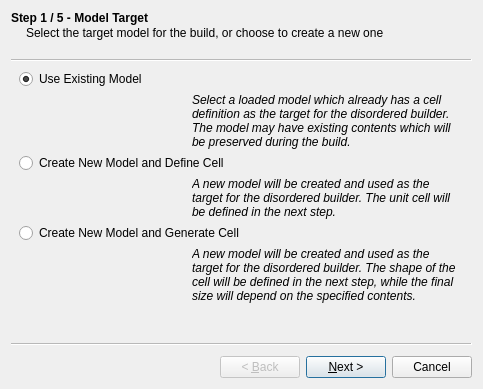
The window that branches/nugui/src/gui/disorderwizard.ui (trisyoungs/aten) describes before a commit, drawn with Qt 5.
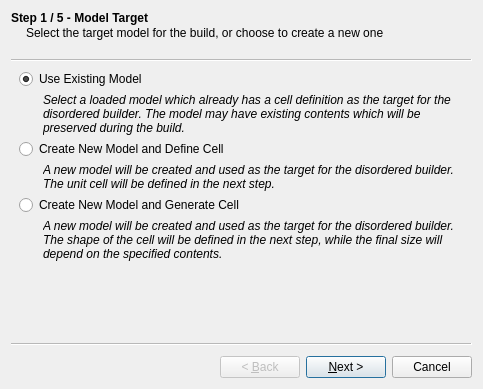
The same window after the commit. Icons and pictures are not drawn.

Diff of the .ui file:
```diff
--- a/branches/nugui/src/gui/disorderwizard.ui
+++ b/branches/nugui/src/gui/disorderwizard.ui
@@ -57,6 +57,12 @@
       </item>
       <item row="5" column="0" colspan="2">
        <widget class="QRadioButton" name="TargetGenerateRadio">
+        <property name="sizePolicy">
+         <sizepolicy hsizetype="Expanding" vsizetype="Fixed">
+          <horstretch>0</horstretch>
+          <verstretch>0</verstretch>
+         </sizepolicy>
+        </property>
         <property name="text">
          <string>Create New Model and Generate Cell</string>
         </property>
@@ -65,7 +71,7 @@
       <item row="1" column="1">
        <widget class="QLabel" name="label">
         <property name="sizePolicy">
-         <sizepolicy hsizetype="Preferred" vsizetype="Minimum">
+         <sizepolicy hsizetype="Expanding" vsizetype="Minimum">
           <horstretch>0</horstretch>
           <verstretch>0</verstretch>
          </sizepolicy>
@@ -107,6 +113,12 @@
       </item>
       <item row="4" column="1">
        <widget class="QLabel" name="label_2">
+        <property name="sizePolicy">
+         <sizepolicy hsizetype="Expanding" vsizetype="Preferred">
+          <horstretch>0</horstretch>
+          <verstretch>0</verstretch>
+         </sizepolicy>
+        </property>
         <property name="font">
          <font>
           <italic>true</italic>
@@ -122,6 +134,12 @@
       </item>
       <item row="6" column="1">
        <widget class="QLabel" name="label_3">
+        <property name="sizePolicy">
+         <sizepolicy hsizetype="Expanding" vsizetype="Preferred">
+          <horstretch>0</horstretch>
+          <verstretch>0</verstretch>
+         </sizepolicy>
+        </property>
         <property name="font">
          <font>
           <italic>true</italic>
@@ -137,6 +155,12 @@
       </item>
       <item row="3" column="0" colspan="2">
        <widget class="QRadioButton" name="TargetNewRadio">
+        <property name="sizePolicy">
+         <sizepolicy hsizetype="Expanding" vsizetype="Fixed">
+          <horstretch>0</horstretch>
+          <verstretch>0</verstretch>
+         </sizepolicy>
+        </property>
         <property name="text">
          <string>Create New Model and Define Cell</string>
         </property>
```
Left out of the diff: 8 changed lines with no effect on the pictures.
